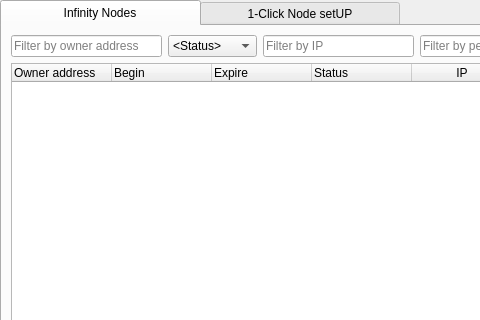
Above: src/qt/forms/infinitynodelist.ui from crptec/sinovate before the change; both pictures show x 0 to 480 and y 0 to 320 of the 1000 by 600 pixel window. Below: the same form after it.
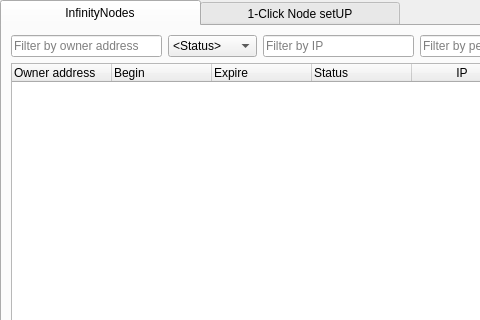
That is the form after the change. Custom widgets are drawn as their Qt base class.

Diff of the .ui file:
```diff
--- a/src/qt/forms/infinitynodelist.ui
+++ b/src/qt/forms/infinitynodelist.ui
@@ -58,7 +58,7 @@
        </property>
        <widget class="QWidget" name="tab">
         <attribute name="title">
-         <string>Infinity Nodes</string>
+         <string>InfinityNodes</string>
         </attribute>
         <layout class="QVBoxLayout" name="verticalLayout_4">
          <item>
```
